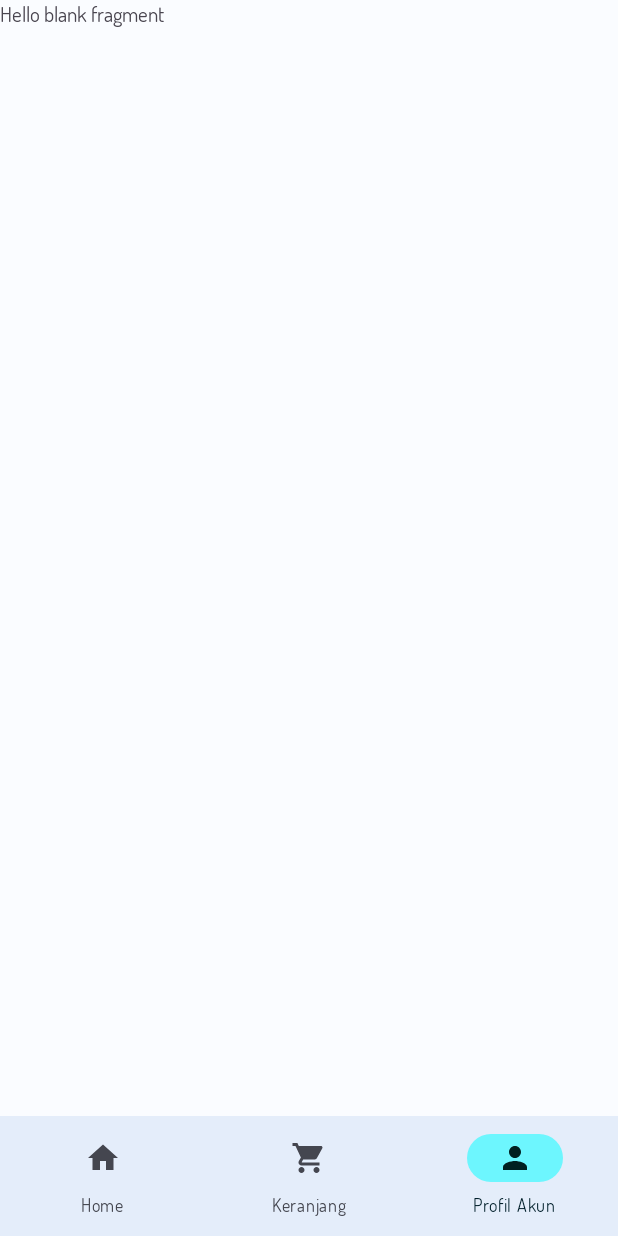
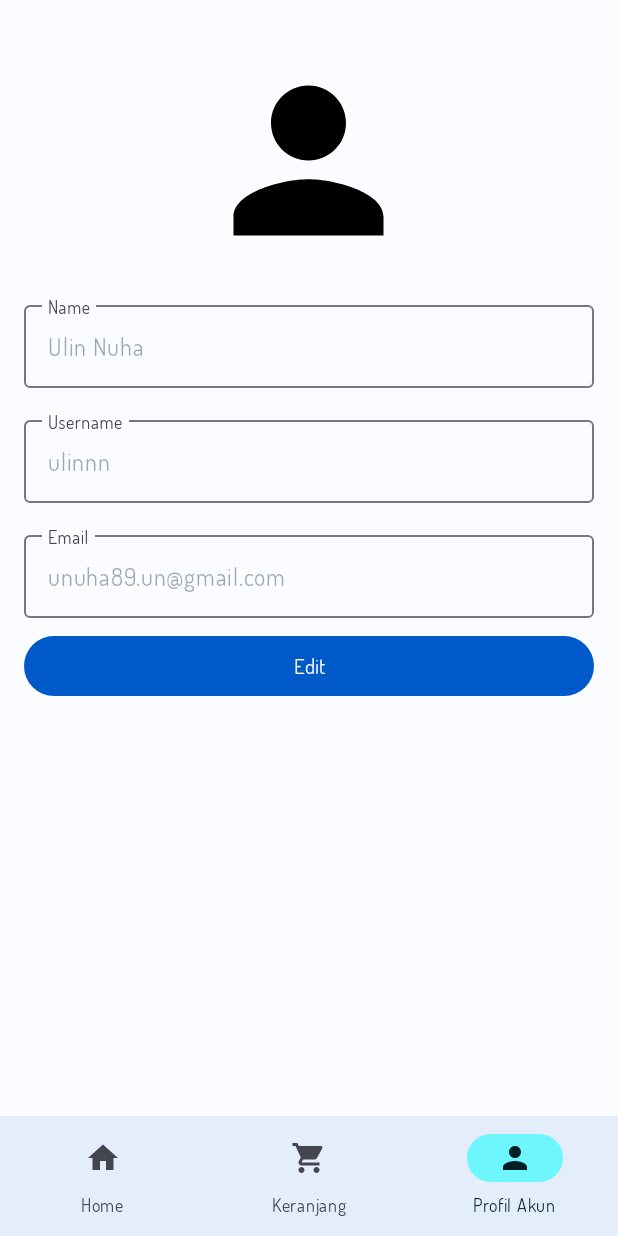
Before and after one commit to UlinNuha89/24001084-km6-uli-foodies, an Android app: the ProfileFragment screen opened through its navigation route, on a phone screen of 412 x 824 dp. Run offline under Robolectric (Android 15) with nearby library versions, the phone set to English and light mode, and no system bars; our stand-ins replace navigation-ui; pictures from the network do not load.

Commit message:
finishing feature profile for user account

```diff
--- /dev/null
+++ b/app/src/main/java/com/lynn/foodies/data/model/Profile.kt
@@ -0,0 +1,9 @@
+package com.lynn.foodies.data.model
+
+
+data class Profile(
+    val name: String,
+    val username: String,
+    val email: String,
+    val profileImg: String
+)
--- a/app/src/main/java/com/lynn/foodies/presentation/profile/ProfileFragment.kt
+++ b/app/src/main/java/com/lynn/foodies/presentation/profile/ProfileFragment.kt
@@ -5,10 +5,18 @@ import android.view.LayoutInflater
 import android.view.View
 import android.view.ViewGroup
 import androidx.fragment.app.Fragment
+import androidx.fragment.app.viewModels
+import coil.load
+import coil.transform.CircleCropTransformation
+import com.lynn.foodies.R
 import com.lynn.foodies.databinding.FragmentProfileBinding
 
 class ProfileFragment : Fragment() {
+
     private lateinit var binding: FragmentProfileBinding
+
+    private val viewModel: ProfileViewModel by viewModels()
+
     override fun onCreateView(
         inflater: LayoutInflater, container: ViewGroup?,
         savedInstanceState: Bundle?
@@ -17,4 +25,43 @@ class ProfileFragment : Fragment() {
         binding = FragmentProfileBinding.inflate(layoutInflater, container, false)
         return binding.root
     }
+
+    override fun onViewCreated(view: View, savedInstanceState: Bundle?) {
+        super.onViewCreated(view, savedInstanceState)
+        setClickListener()
+        observeEditMode()
+        observeProfileData()
+    }
+
+    private fun observeProfileData() {
+        viewModel.profileData.observe(viewLifecycleOwner) {
+            binding.ivProfile.load(it.profileImg) {
+                crossfade(true)
+                error(R.drawable.ic_tab_profile)
+                transformations(CircleCropTransformation())
+            }
+            binding.nameEditText.setText(it.name)
+            binding.usernameEditText.setText(it.username)
+            binding.emailEditText.setText(it.email)
+        }
+
+    }
+
+    private fun observeEditMode() {
+        viewModel.isEditMode.observe(viewLifecycleOwner) {
+            binding.emailEditText.isEnabled = it
+            binding.nameEditText.isEnabled = it
+            binding.usernameEditText.isEnabled = it
+        }
+
+    }
+
+    private fun setClickListener() {
+        binding.btnEdit.setOnClickListener {
+            viewModel.changeEditMode()
+        }
+
+    }
+
+
 }
--- a/app/src/main/java/com/lynn/foodies/presentation/profile/ProfileViewModel.kt
+++ b/app/src/main/java/com/lynn/foodies/presentation/profile/ProfileViewModel.kt
@@ -1,6 +1,24 @@
 package com.lynn.foodies.presentation.profile
 
+import androidx.lifecycle.MutableLiveData
 import androidx.lifecycle.ViewModel
+import com.lynn.foodies.data.model.Profile
 
 class ProfileViewModel : ViewModel() {
+
+    val profileData = MutableLiveData(
+        Profile(
+            name = "Ulin Nuha",
+            username = "ulinnn",
+            email = "unuha89.un@gmail.com",
+            profileImg = "https://avatars.githubusercontent.com/u/156901912?v=4"
+        )
+    )
+
+    val isEditMode = MutableLiveData(false)
+
+    fun changeEditMode() {
+        val currentValue = isEditMode.value ?: false
+        isEditMode.postValue(!currentValue)
+    }
 }
--- a/app/src/main/res/layout/fragment_profile.xml
+++ b/app/src/main/res/layout/fragment_profile.xml
@@ -1,14 +1,74 @@
 <?xml version="1.0" encoding="utf-8"?>
-<FrameLayout xmlns:android="http://schemas.android.com/apk/res/android"
-    xmlns:tools="http://schemas.android.com/tools"
+<LinearLayout xmlns:android="http://schemas.android.com/apk/res/android"
+    xmlns:app="http://schemas.android.com/apk/res-auto"
     android:layout_width="match_parent"
     android:layout_height="match_parent"
-    tools:context=".presentation.profile.ProfileFragment">
+    xmlns:tools="http://schemas.android.com/tools"
+    android:orientation="vertical"
+    android:padding="16dp">
 
-    <!-- TODO: Update blank fragment layout -->
-    <TextView
+    <ImageView
+        android:id="@+id/iv_profile"
+        android:layout_width="150dp"
+        android:layout_height="150dp"
+        android:layout_gravity="center_horizontal"
+        android:layout_marginVertical="16dp" />
+
+    <com.google.android.material.textfield.TextInputLayout
+        android:id="@+id/name_input_layout"
         android:layout_width="match_parent"
-        android:layout_height="match_parent"
-        android:text="@string/hello_blank_fragment" />
+        android:layout_height="wrap_content"
+        android:layout_marginBottom="16dp">
 
-</FrameLayout>
+        <com.google.android.material.textfield.TextInputEditText
+            android:id="@+id/name_edit_text"
+            android:layout_width="match_parent"
+            android:layout_height="wrap_content"
+            android:enabled="false"
+            android:hint="@string/hint_name"
+            tools:text="@string/text_name" />
+
+    </com.google.android.material.textfield.TextInputLayout>
+
+
+    <com.google.android.material.textfield.TextInputLayout
+        android:id="@+id/username_input_layout"
+        android:layout_width="match_parent"
+        android:layout_height="wrap_content"
+        android:layout_marginBottom="16dp">
+
+        <com.google.android.material.textfield.TextInputEditText
+            android:id="@+id/username_edit_text"
+            android:layout_width="match_parent"
+            android:layout_height="wrap_content"
+            android:enabled="false"
+            android:hint="@string/text_hint_username"
+            tools:text="@string/text_username" />
+
+    </com.google.android.material.textfield.TextInputLayout>
+
+
+    <com.google.android.material.textfield.TextInputLayout
+        android:id="@+id/email_input_layout"
+        android:layout_width="match_parent"
+        android:layout_height="wrap_content">
+
+        <com.google.android.material.textfield.TextInputEditText
+            android:id="@+id/email_edit_text"
+            android:layout_width="match_parent"
+            android:layout_height="wrap_content"
+            android:enabled="false"
+            android:hint="@string/text_hint_email"
+            android:inputType="textEmailAddress"
+            tools:text="@string/text_email" />
+
+    </com.google.android.material.textfield.TextInputLayout>
+
+    <Button
+        android:id="@+id/btn_edit"
+        android:layout_width="match_parent"
+        android:layout_height="wrap_content"
+        android:layout_marginTop="8dp"
+        android:text="@string/text_edit" />
+
+</LinearLayout>
--- a/app/src/main/res/layout/layout_header.xml
+++ b/app/src/main/res/layout/layout_header.xml
@@ -8,7 +8,7 @@
         android:id="@+id/tv_name"
         android:layout_width="0dp"
         android:layout_height="wrap_content"
-        android:text="@string/text_name"
+        android:text="@string/text_home_name"
         android:textSize="24sp"
         android:layout_marginEnd="8dp"
         android:textStyle="bold"
--- a/app/src/main/res/values/strings.xml
+++ b/app/src/main/res/values/strings.xml
@@ -1,5 +1,6 @@
 <resources>
-    <string name="app_name">foodies</string> <string name="text_name">Hai, Ulin Nuha !</string>
+    <string name="app_name">foodies</string>
+    <string name="text_home_name">Hai, Ulin Nuha !</string>
     <string name="text_greetings">Hello, what do you want to eat today?</string>
     <string name="text_title_banner">Today Discount!!!</string>
     <string name="text_desc_banner">klick banner untuk membeli makanan</string>
@@ -13,4 +14,12 @@
     <string name="text_add_to_cart">Tambah ke Keranjang - </string>
     <string name="text_count">1</string>
     <string name="text_add_to_cart_on_pressed">Kamu menambahkan %1$s porsi ke keranjang</string>
+    <string name="hint_name">Name</string>
+    <string name="text_name">Hermas</string>
+    <string name="text_hint_username">Username</string>
+    <string name="text_username">hermas.yuda</string>
+    <string name="text_hint_email">Email</string>
+    <string name="text_email">hermas.yuda@gmail.com</string>
+    <string name="text_edit">Edit</string>
+    <string name="text_save">Save</string>
 </resources>
```
